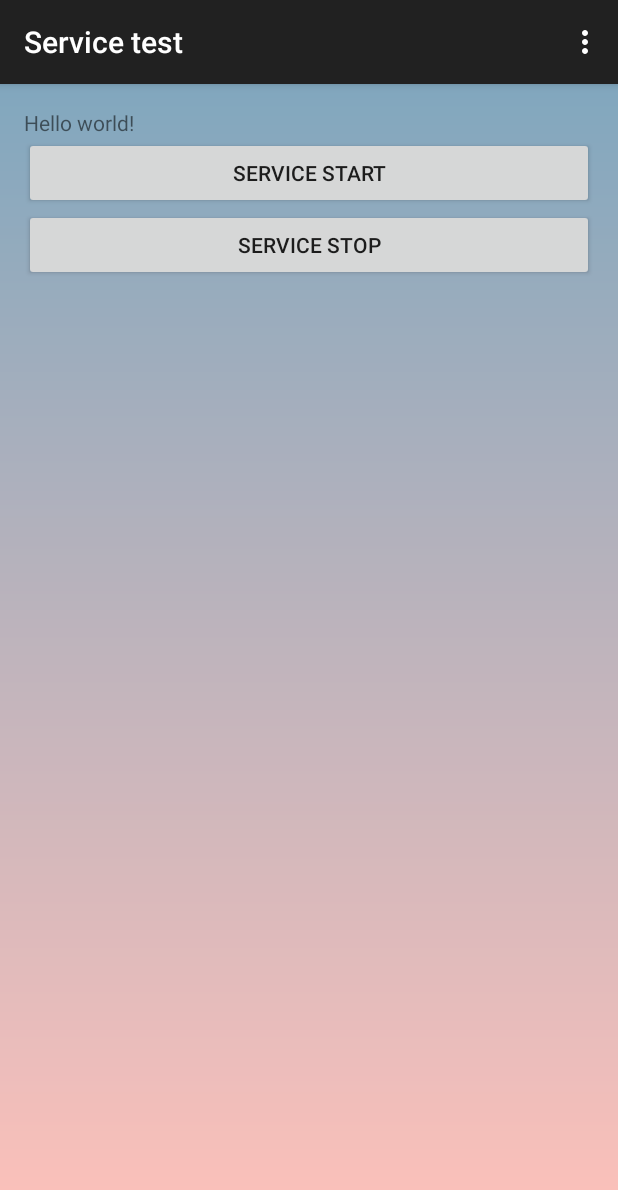
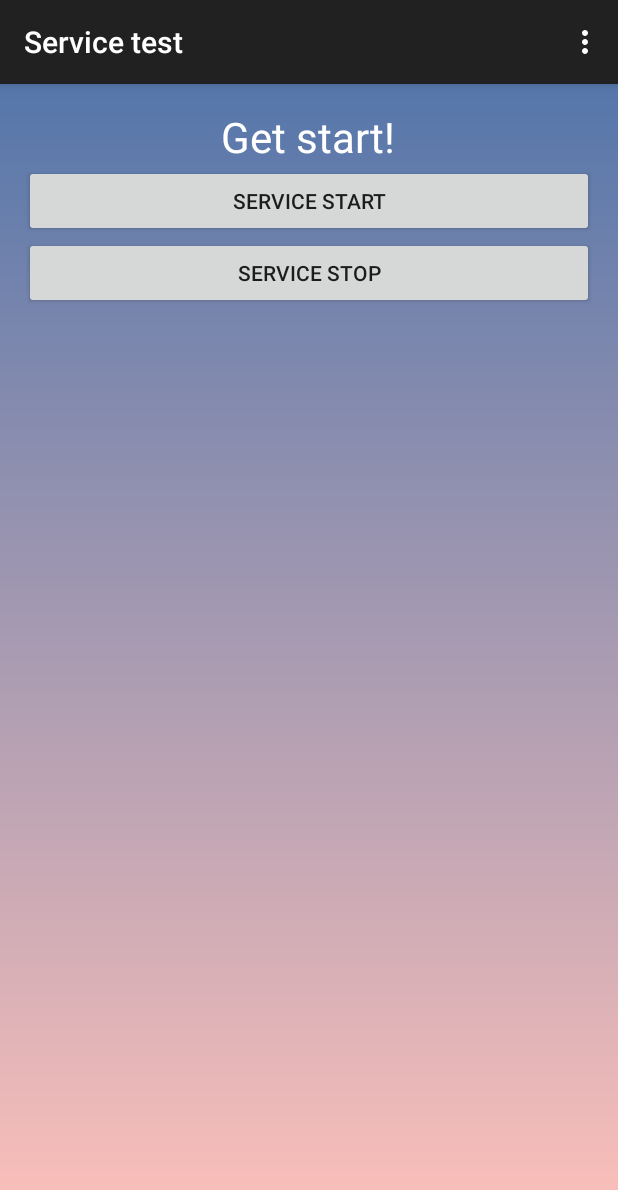
Before and after one commit to Maxislav/Day_Service, an Android app: the screen it shows after launch (MainActivity), on a phone screen of 412 x 824 dp. Shown: the top 1190 px of the screen. Run offline under Robolectric (Android 15) with nearby library versions, the light colour scheme and no system bars.

```diff
--- a/app/src/main/res/drawable/gradient.xml
+++ b/app/src/main/res/drawable/gradient.xml
@@ -3,6 +3,6 @@
     android:shape="rectangle">
     <gradient
         android:startColor="#ffffc1ba"
-        android:endColor="#ff81a7be"
+        android:endColor="#ff5576aa"
         android:angle="90"/>
 </shape>
--- a/app/src/main/res/layout/activity_main.xml
+++ b/app/src/main/res/layout/activity_main.xml
@@ -20,7 +20,10 @@
                 android:id="@+id/textView"
                 android:layout_width="wrap_content"
                 android:layout_height="wrap_content"
-                android:text="@string/hello_world" />
+                android:text="@string/hello_world"
+                android:textSize ="28sp"
+                android:layout_gravity="center_horizontal"
+                android:textColor="#ffffffff" />
             <Button
                 android:id="@+id/buttonStart"
                 android:layout_width="match_parent"
--- a/app/src/main/res/values/strings.xml
+++ b/app/src/main/res/values/strings.xml
@@ -2,7 +2,7 @@
 <resources>
 
     <string name="app_name">Day_Service</string>
-    <string name="hello_world">Hello world!</string>
+    <string name="hello_world">Get start!</string>
     <string name="action_settings">Settings</string>
     <string name="flow_end">Поток завершен</string>
     <string name="flow_stop">Поток остановлен</string>
```
Also changed, not shown: app/src/main/java/com/example/mars/day_service/Flow.java (+4 -4 lines).
